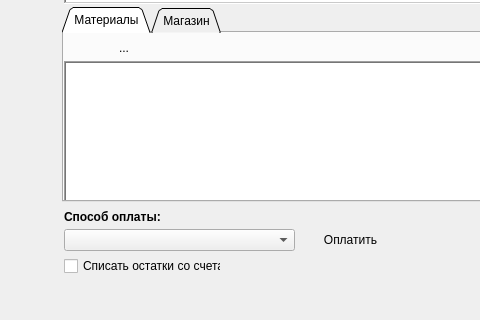
The window that frm_okazanie_uslug.ui (sergey4475/profi) describes before a commit, drawn with Qt 5; both pictures show x 0 to 480 and y 279 to 599 of the 619 by 599 pixel window.
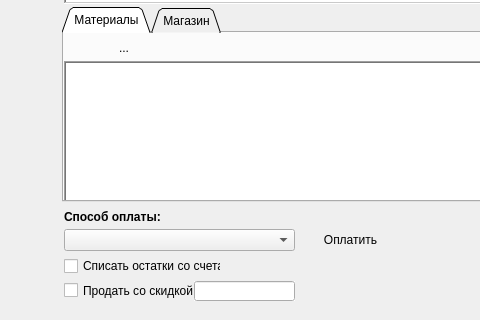
The same window after the commit. Icons and pictures are not drawn. Custom widgets are drawn as their Qt base class.

Patch:
```diff
--- a/frm_okazanie_uslug.ui
+++ b/frm_okazanie_uslug.ui
@@ -20,7 +20,7 @@
    <enum>QFrame::NoFrame</enum>
   </property>
   <property name="frameShadow">
-   <enum>QFrame::Plain</enum>
+   <enum>QFrame::Raised</enum>
   </property>
   <widget class="QLineEdit" name="number">
    <property name="enabled">
@@ -425,6 +425,35 @@
     <string>Списать остатки со счета</string>
    </property>
   </widget>
+  <widget class="QCheckBox" name="checkSkidka">
+   <property name="geometry">
+    <rect>
+     <x>64</x>
+     <y>561</y>
+     <width>131</width>
+     <height>17</height>
+    </rect>
+   </property>
+   <property name="text">
+    <string>Продать со скидкой</string>
+   </property>
+  </widget>
+  <widget class="QLineEdit" name="Skidka">
+   <property name="geometry">
+    <rect>
+     <x>194</x>
+     <y>560</y>
+     <width>101</width>
+     <height>20</height>
+    </rect>
+   </property>
+   <property name="autoFillBackground">
+    <bool>true</bool>
+   </property>
+   <property name="inputMask">
+    <string>999; </string>
+   </property>
+  </widget>
  </widget>
  <customwidgets>
   <customwidget>
```
Left out of the diff: 6 changed lines with no effect on the pictures.
